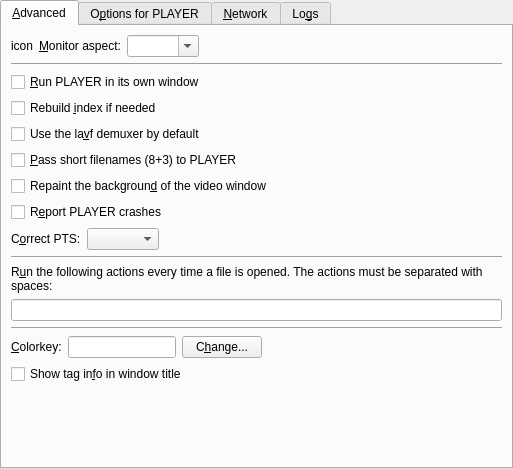
The window that src/prefadvanced.ui (smplayer-dev/smplayer) describes before a commit, drawn with Qt 5.
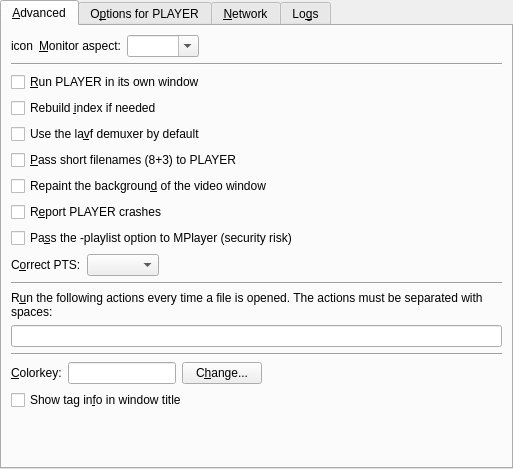
The same window after the commit. Custom widgets are drawn as their Qt base class.

Commit message: Add the option 'Pass the -playlist option to MPlayer' to preferences -> advanced

```diff
--- a/src/prefadvanced.ui
+++ b/src/prefadvanced.ui
@@ -141,6 +141,13 @@
          </property>
         </widget>
        </item>
+       <item>
+        <widget class="QCheckBox" name="use_playlist_check">
+         <property name="text">
+          <string>Pa&amp;ss the -playlist option to MPlayer (security risk)</string>
+         </property>
+        </widget>
+       </item>
        <item>
         <layout class="QHBoxLayout">
          <item>
```
Left out of the diff: 1 changed line with no effect on the pictures. The commit also changes 1 other file.
